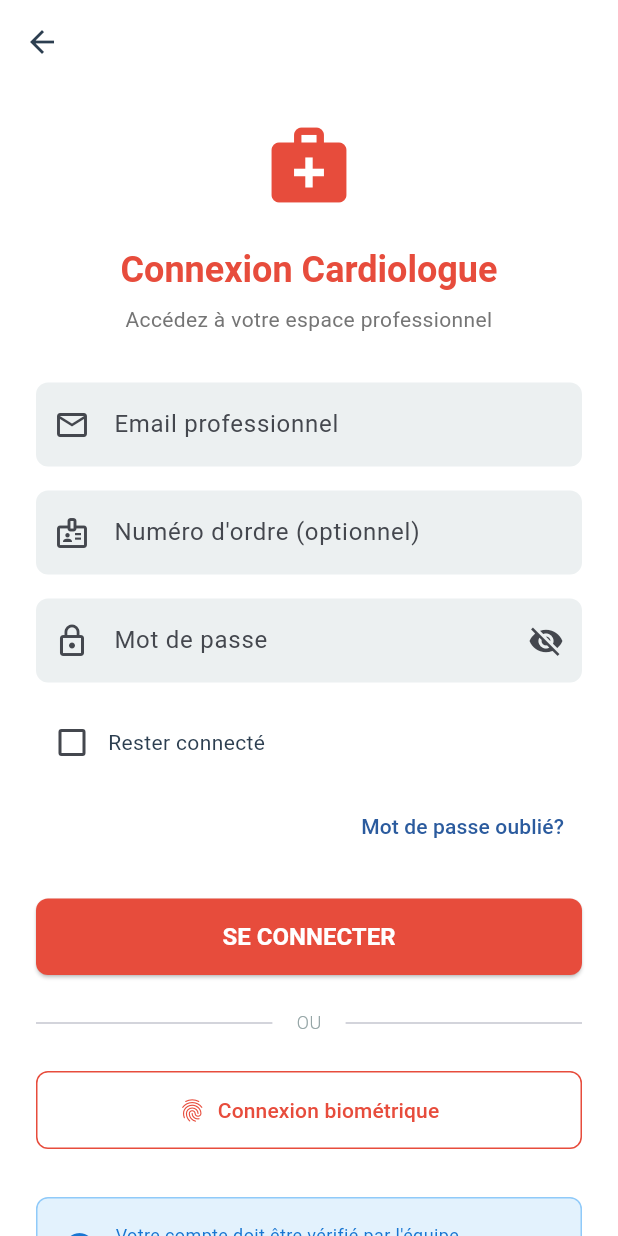
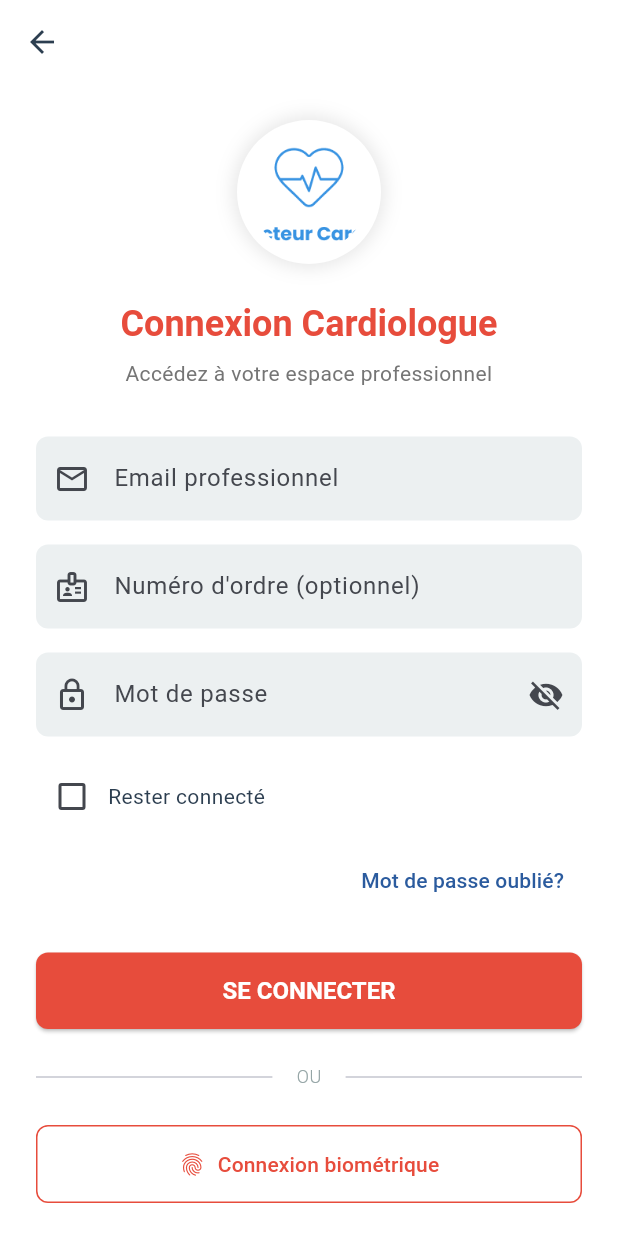
Before and after one commit to BMoutawakil67/dr_Cardio, a Flutter app: the DoctorLoginScreen screen opened by its route, on a phone screen of 412 x 824 dp. Run offline on Flutter 3.47's test engine with Material 3 defaults, Android fonts, the phone set to English and light mode, and no system bars; our stand-ins replace connectivity_plus, hive, hive_flutter, image_picker, local_auth, logger and 2 more; accounts and stored records are empty.

Commit message:
feat: Ajout du logo officiel sur les écrans de login
- Remplacement de l'icône Icons.favorite par logoBase.png (patient)
- Remplacement de l'icône Icons.medical_services par logoBase.png (cardiologue)
- Logo affiché dans un Container circulaire avec ombre
- Utilisation de ClipOval pour découpage circulaire parfait
- Cohérence visuelle avec le splash screen

```diff
--- a/lib/screens/common/doctor_login_screen.dart
+++ b/lib/screens/common/doctor_login_screen.dart
@@ -40,11 +40,30 @@ class _DoctorLoginScreenState extends State<DoctorLoginScreen> {
             child: Column(
               crossAxisAlignment: CrossAxisAlignment.stretch,
               children: [
-                // Logo avec icône médecin
-                Icon(
-                  Icons.medical_services,
-                  size: 60,
-                  color: AppTheme.secondaryRed,
+                // Logo
+                Center(
+                  child: Container(
+                    padding: const EdgeInsets.all(8),
+                    decoration: BoxDecoration(
+                      shape: BoxShape.circle,
+                      color: Colors.white,
+                      boxShadow: [
+                        BoxShadow(
+                          color: Colors.black.withOpacity(0.1),
+                          blurRadius: 10,
+                          spreadRadius: 2,
+                        ),
+                      ],
+                    ),
+                    child: ClipOval(
+                      child: Image.asset(
+                        'assets/images/logoBase.png',
+                        width: 80,
+                        height: 80,
+                        fit: BoxFit.cover,
+                      ),
+                    ),
+                  ),
                 ),
                 const SizedBox(height: 24),
 
```
Also changed, not shown: lib/screens/common/patient_login_screen_modern.dart (+8 -5 lines).
